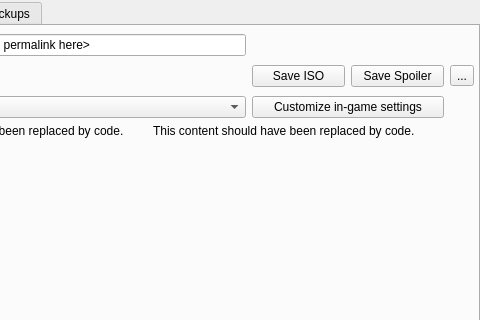
Qt form randovania/gui/ui_files/seed_details_window.ui (randovania/randovania) before a commit; both pictures show x 144 to 624 and y 0 to 320 of the 624 by 471 pixel window.
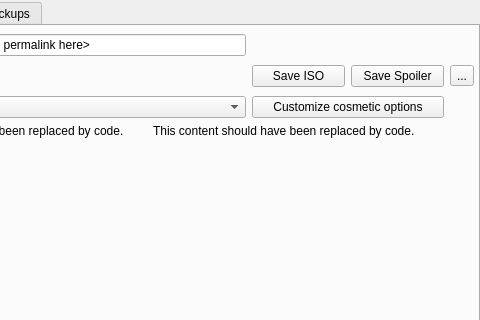
The same form after that commit.

Commit message: Add dialogs for customizing the cosmetic_patches

Diff of the .ui file:
```diff
--- a/randovania/gui/ui_files/seed_details_window.ui
+++ b/randovania/gui/ui_files/seed_details_window.ui
@@ -61,7 +61,7 @@
         <item row="2" column="4" colspan="2">
          <widget class="QPushButton" name="customize_user_preferences_button">
           <property name="text">
-           <string>Customize in-game settings</string>
+           <string>Customize cosmetic options</string>
           </property>
          </widget>
         </item>
```
The commit also changes 18 other files.
